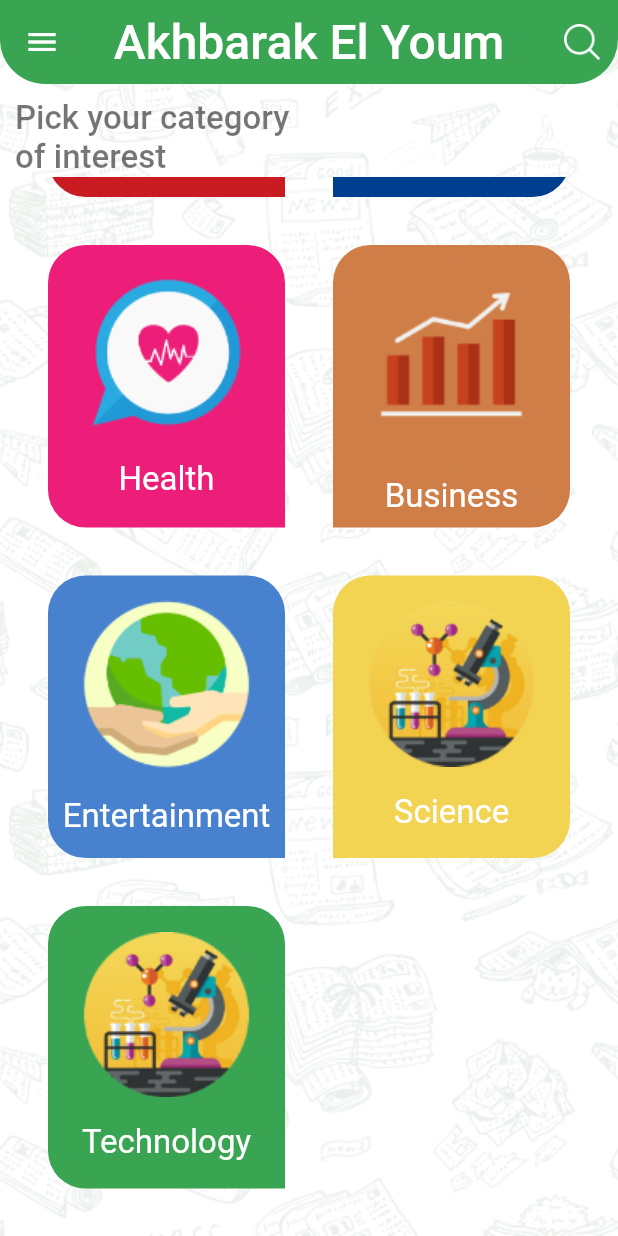
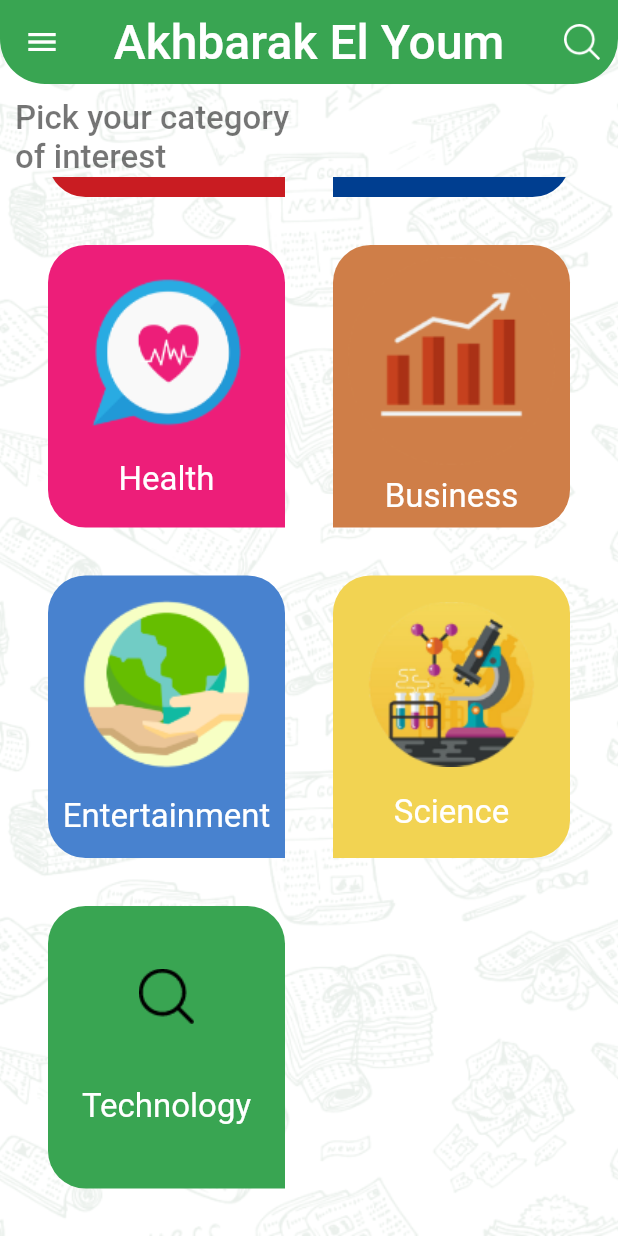
Before and after one commit to HusseinMohamed99/Akhbarak_El_Youm, a Flutter app: the screen it shows after launch, scrolled down 197 dp, on a phone screen of 412 x 824 dp. Run offline on Flutter 3.47's test engine with Material 2 defaults, Android fonts, the phone set to English and light mode, and no system bars; our stand-ins replace animated_text_kit, cached_network_image, flutter_screenutil, font_awesome_flutter, google_fonts, lottie and 2 more; Roboto replaces fonts that are missing (Exo).

Commit message:
+ Splash Screen + Home Screen + News Screen + Settings Screen UI + Web View + MyTheme + Responsive Design + Search Screen

```diff
--- a/lib/Core/Apis/apis_manager.dart
+++ b/lib/Core/Apis/apis_manager.dart
@@ -5,7 +5,7 @@
 
 class ApisManager {
   static const String baseUrl = 'newsapi.org';
-  static const String apiKey = '0803a9972d064bd8b3b7379123ea164c';
+  static const String apiKey = '47fdf73cd1fe407da9640d540c1366c3';
 
 
 
@@ -16,7 +16,7 @@
     //  apiKey=0803a9972d064bd8b3b7379123ea164c&category=sports
 
     var url = Uri.https(baseUrl, '/v2/top-headlines/sources', {
-      'apiKey': '0803a9972d064bd8b3b7379123ea164c',
+      'apiKey': apiKey,
       'category': categoryID,
 
     });
@@ -30,7 +30,7 @@
     // https://newsapi.org/v2/everything?sources=business-insider&apiKey=0803a9972d064bd8b3b7379123ea164c
 
     var url = Uri.https(baseUrl, '/v2/everything', {
-      'apiKey': '0803a9972d064bd8b3b7379123ea164c',
+      'apiKey': apiKey,
       'sources': sourceID,
       'q': query,
           });
--- a/lib/Core/style/theme.dart
+++ b/lib/Core/style/theme.dart
@@ -3,10 +3,6 @@
 
 class ThemeApp {
   static const Color lightPrimary = Color.fromARGB(255, 57, 165, 82);
-
-  static const Color darkPrimary = Color.fromARGB(255, 20, 26, 46);
-  static const Color yellow = Color.fromARGB(255, 250, 204, 29);
-
   static final ThemeData lightTheme = ThemeData(
     primaryColor: lightPrimary,
     scaffoldBackgroundColor: Colors.transparent,
@@ -16,7 +12,6 @@
             borderRadius: BorderRadius.only(
                 topLeft: Radius.circular(18), topRight: Radius.circular(18)))),
     cardColor: Colors.white,
-    accentColor: lightPrimary,
     textTheme: const TextTheme(
         headline6: TextStyle(
           fontSize: 22,
@@ -43,47 +38,5 @@
         color: Colors.white,
       ),
     ),
-    bottomNavigationBarTheme: const BottomNavigationBarThemeData(
-        showSelectedLabels: true,
-        showUnselectedLabels: false,
-        selectedIconTheme: IconThemeData(size: 36, color: Colors.black),
-        unselectedIconTheme: IconThemeData(size: 30, color: Colors.white),
-        selectedLabelStyle: TextStyle(color: Colors.black),
-        selectedItemColor: Colors.black),
-  );
-
-  static final ThemeData darkTheme = ThemeData(
-    scaffoldBackgroundColor: Colors.transparent,
-    primaryColor: darkPrimary,
-    accentColor: yellow,
-    bottomSheetTheme: const BottomSheetThemeData(
-        backgroundColor: darkPrimary,
-        shape: RoundedRectangleBorder(
-            borderRadius: BorderRadius.only(
-                topLeft: Radius.circular(18), topRight: Radius.circular(18)))),
-    textTheme: const TextTheme(
-        headline6: TextStyle(
-          fontSize: 22,
-          color: Colors.white,
-        ),
-        headline4: TextStyle(
-          fontSize: 28,
-          color: Colors.white,
-        ),
-        subtitle2: TextStyle(fontSize: 14, color: Colors.white)),
-    appBarTheme: const AppBarTheme(
-      centerTitle: true,
-      color: Colors.transparent,
-      elevation: 0,
-      titleTextStyle: TextStyle(
-          color: Colors.white, fontSize: 32, fontWeight: FontWeight.w500),
-    ),
-    bottomNavigationBarTheme: const BottomNavigationBarThemeData(
-        showSelectedLabels: true,
-        showUnselectedLabels: false,
-        selectedIconTheme: IconThemeData(size: 36, color: yellow),
-        unselectedIconTheme: IconThemeData(size: 30, color: Colors.white),
-        selectedLabelStyle: TextStyle(color: yellow),
-        selectedItemColor: yellow),
   );
 }
--- a/lib/View/Mobile/HomeScreen/home_screen.dart
+++ b/lib/View/Mobile/HomeScreen/home_screen.dart
@@ -9,6 +9,7 @@
 import 'package:flutter/material.dart';
 import 'package:font_awesome_flutter/font_awesome_flutter.dart';
 import 'package:google_fonts/google_fonts.dart';
+import 'package:lottie/lottie.dart';
 
 class HomeScreen extends StatefulWidget {
   static const String routeName = 'Home-Screen';
@@ -56,12 +57,13 @@
     CategoryModel(
         categoryID: 'technology',
         categoryTitle: 'Technology',
-        categoryImage: Assets.imagesScience,
+        categoryImage: Assets.imagesSearch,
         categoryBackGround: const Color.fromARGB(255, 57, 165, 82)),
   ];
 
   @override
   Widget build(BuildContext context) {
+
     return Stack(
       children: [
         Container(
@@ -184,6 +186,12 @@
                             .headline6
                             ?.copyWith(color: Colors.black54),
                       ),
+                      allCategory.isEmpty ? Center(
+                        child: Lottie.asset(
+                          Assets.lottieNodata,
+                        ),
+                      )
+                          :
                       Expanded(
                         child: GridView.builder(
                           padding: const EdgeInsets.all(10),
--- a/lib/View/Mobile/Widget/news_item.dart
+++ b/lib/View/Mobile/Widget/news_item.dart
@@ -1,6 +1,7 @@
 import 'package:akhbarak_el_youm/Core/adaptive/indicator.dart';
 import 'package:akhbarak_el_youm/Core/components/indicator.dart';
 import 'package:akhbarak_el_youm/Core/components/navigator.dart';
+import 'package:akhbarak_el_youm/Core/date_format/date_format.dart';
 import 'package:akhbarak_el_youm/Core/model/news.dart';
 import 'package:akhbarak_el_youm/View/Mobile/NewsDetails/news_details.dart';
 import 'package:cached_network_image/cached_network_image.dart';
@@ -63,7 +64,7 @@
                     textAlign: TextAlign.start,
                   ),
                   Text(
-                    news.publishedAt ?? '',
+                   MyDateUtils.formatDate( news.publishedAt ?? ''),
                     textAlign: TextAlign.end,
                   ),
                 ],
--- a/pubspec.yaml
+++ b/pubspec.yaml
@@ -33,6 +33,7 @@
   http: ^0.13.5
   cached_network_image: ^3.2.3
   url_launcher: ^6.1.8
+  theme_manager: ^1.1.1
 
 
 
@@ -53,4 +54,4 @@
   uses-material-design: true
   assets:
     - assets/images/
-   # - assets/lottie/
+    - assets/lottie/
```
Also changed, not shown: lib/Core/components/theme_bottom_sheet.dart (deleted, +0 -78 lines), lib/Core/providers/settings_provider.dart (+1 -19 lines), lib/View/Mobile/SearchScreen/search_screen.dart (+20 -21 lines), lib/View/Mobile/Settings/settings_screen.dart (+21 -83 lines), lib/main.dart (+7 -13 lines), lib/generated/assets.dart, pubspec.lock, 1 other file.
